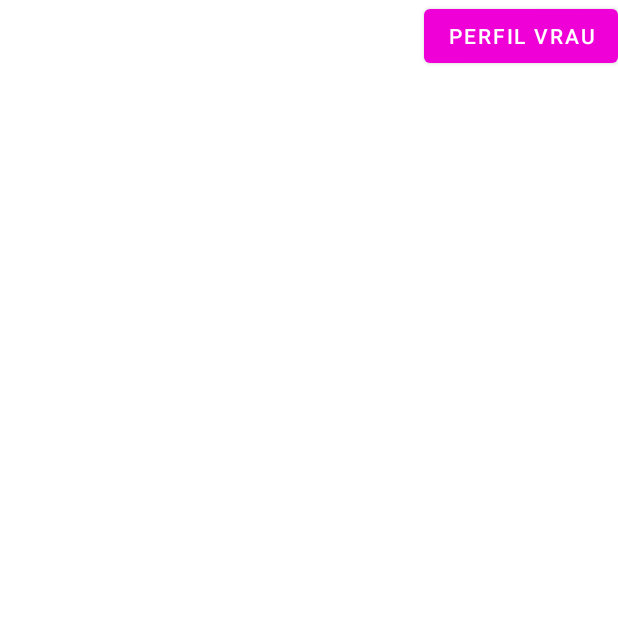
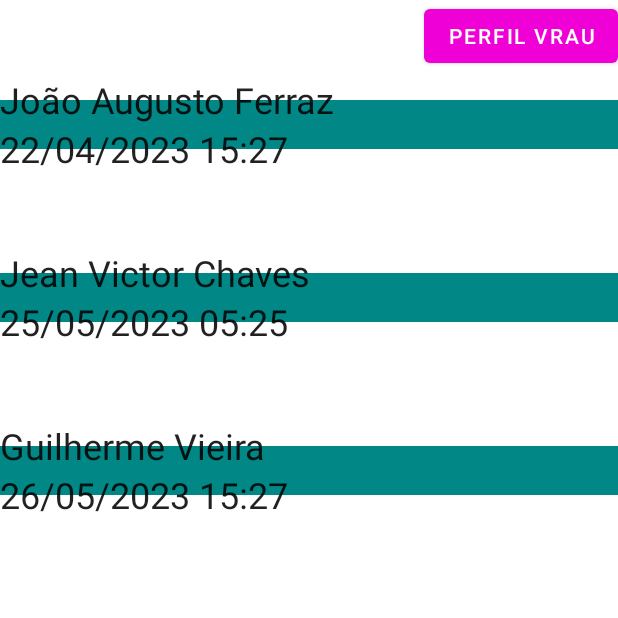
Before and after one commit to Jean2505/Projeto-Integrador-3, an Android app: the screen it shows after launch once a user with an empty profile is signed in (EmergenciaActivity before the commit, EmergenciasActivity after it), on a phone screen of 412 x 824 dp, the top half of it. Run offline under Robolectric (Android 15) with nearby library versions, the phone set to English and light mode, and no system bars; our stand-ins replace Firebase (no records; nobody signed in at launch, a user with empty details on screens opened directly).

Commit message:
Criação do layout de emergência e atualização da lista de emergências na tela principal

```diff
--- a/app/src/main/AndroidManifest.xml
+++ b/app/src/main/AndroidManifest.xml
@@ -12,6 +12,9 @@
         android:theme="@style/Theme.PI3"
         tools:targetApi="31">
         <activity
+            android:name=".EmergenciaActivity"
+            android:exported="false" />
+        <activity
             android:name=".PerfilActivity"
             android:exported="false" />
         <activity
@@ -24,7 +27,7 @@
             </intent-filter>
         </activity>
         <activity
-            android:name=".EmergenciaActivity"
+            android:name=".EmergenciasActivity"
             android:exported="false" />
         <activity
             android:name=".LoginActivity"
--- a/app/src/main/java/br/edu/puccampinas/pi3/Emergencia.kt
+++ b/app/src/main/java/br/edu/puccampinas/pi3/Emergencia.kt
@@ -1,3 +1,9 @@
 package br.edu.puccampinas.pi3
 
-data class Emergencia(val nome : String, val telefone : String, val fotos : String, val status : String, val dataHora : String)
+data class Emergencia(val nome : String,
+                      val telefone : String,
+                      val foto1 : String,
+                      val foto2 : String,
+                      val foto3 : String,
+                      val status : String,
+                      val dataHora : String)
--- a/app/src/main/java/br/edu/puccampinas/pi3/EmergenciaDataSource.kt
+++ b/app/src/main/java/br/edu/puccampinas/pi3/EmergenciaDataSource.kt
@@ -2,6 +2,28 @@ package br.edu.puccampinas.pi3
 
 fun emergenciaList(): List<Emergencia>{
     return listOf(
+        Emergencia(nome = "João Augusto Ferraz",
+            telefone = "11111-1111",
+            foto1 = "cywhrvbuyewb",
+            foto2 = "cbhewvcbuye",
+            foto3 = "cbhuredbcuj",
+            status = "Nova",
+            dataHora = "22/04/2023 15:27"),
 
+        Emergencia(nome = "Jean Victor Chaves",
+            telefone = "22222-2222",
+            foto1 = "cywhrvbuyewb",
+            foto2 = "cbhewvcbuye",
+            foto3 = "cbhuredbcuj",
+            status = "Nova",
+            dataHora = "25/05/2023 05:25"),
+
+        Emergencia(nome = "Guilherme Vieira",
+            telefone = "33333-3333",
+            foto1 = "cywhrvbuyewb",
+            foto2 = "cbhewvcbuye",
+            foto3 = "cbhuredbcuj",
+            status = "Nova",
+            dataHora = "26/05/2023 15:27")
     )
 }
--- /dev/null
+++ b/app/src/main/java/br/edu/puccampinas/pi3/EmergenciasActivity.kt
@@ -0,0 +1,33 @@
+package br.edu.puccampinas.pi3
+
+import android.content.Intent
+import androidx.appcompat.app.AppCompatActivity
+import android.os.Bundle
+import androidx.recyclerview.widget.RecyclerView
+import br.edu.puccampinas.pi3.databinding.ActivityEmergenciasBinding
+
+class EmergenciasActivity : AppCompatActivity() {
+
+    private lateinit var binding: ActivityEmergenciasBinding
+
+    override fun onCreate(savedInstanceState: Bundle?) {
+        super.onCreate(savedInstanceState)
+        setContentView(R.layout.activity_emergencias)
+
+        binding = ActivityEmergenciasBinding.inflate(layoutInflater)
+        setContentView(binding.root)
+
+        val dataSetDeTarefas = emergenciaList()
+        val EmerAdapter = EmergenciasAdapter(dataSetDeTarefas)
+        val recyclerView: RecyclerView = findViewById(R.id.rvEmergencias)
+        recyclerView.adapter = EmerAdapter
+
+        binding.btnPerfil.setOnClickListener{
+            intent.getStringExtra("email")
+
+            val iPerfil = Intent(this, PerfilActivity::class.java)
+            iPerfil.putExtra("email", intent.getStringExtra("email"))
+            this.startActivity(iPerfil)
+        }
+    }
+}
--- a/app/src/main/java/br/edu/puccampinas/pi3/EmergenciasAdapter.kt
+++ b/app/src/main/java/br/edu/puccampinas/pi3/EmergenciasAdapter.kt
@@ -1,8 +1,10 @@
 package br.edu.puccampinas.pi3
 
+import android.content.Intent
 import android.view.LayoutInflater
 import android.view.View
 import android.view.ViewGroup
+import android.widget.Toast
 import androidx.appcompat.widget.AppCompatCheckBox
 import androidx.appcompat.widget.AppCompatTextView
 import androidx.recyclerview.widget.DiffUtil
@@ -13,13 +15,34 @@ class EmergenciasAdapter(private val dataSet: List<Emergencia>):
     ListAdapter<Emergencia, EmergenciasAdapter.EmergenciaViewHolder>(EmergenciaDiffCallback) {
         class EmergenciaViewHolder(itemView: View) :
             RecyclerView.ViewHolder(itemView) {
-            private val EmergenciaTextView: AppCompatTextView = itemView.findViewById(R.id.tvEmergencia)
+            private val EmergenciaTextView: AppCompatTextView = itemView.findViewById(R.id.tvNome)
             private var emergenciaAtual: Emergencia? = null
+            private val TesteTextView: AppCompatTextView = itemView.findViewById(R.id.tvData)
+            private val BlocoTextView: AppCompatTextView = itemView.findViewById(R.id.tvBloco)
 
             fun bind(t: Emergencia) {
                 emergenciaAtual = t
                 EmergenciaTextView.text = t.nome
+                TesteTextView.text = t.dataHora
+                BlocoTextView.setOnClickListener {
+                    Toast.makeText(itemView.context, "Funcionou!!!!!!!!!!!!!!!!!!!!", Toast.LENGTH_SHORT).show()
+
+                    val iEmergencia = Intent(itemView.context,EmergenciaActivity::class.java)
+                    iEmergencia.putExtra("nome",t.nome)
+                    iEmergencia.putExtra("telefone",t.telefone)
+                    iEmergencia.putExtra("foto1",t.foto1)
+                    iEmergencia.putExtra("foto2",t.foto2)
+                    iEmergencia.putExtra("foto3",t.foto3)
+                    iEmergencia.putExtra("status",t.status)
+                    iEmergencia.putExtra("dataHora",t.dataHora)
+
+                    itemView.context.startActivity(iEmergencia)
+                }
+
             }
+
+
+
         }
         override fun onCreateViewHolder(parent: ViewGroup, viewType: Int): EmergenciaViewHolder {
             val view = LayoutInflater.from(parent.context)
--- a/app/src/main/java/br/edu/puccampinas/pi3/LoadingActivity.kt
+++ b/app/src/main/java/br/edu/puccampinas/pi3/LoadingActivity.kt
@@ -22,13 +22,13 @@ class LoadingActivity : AppCompatActivity() {
 
     public override fun onStart() {
         super.onStart()
-        Firebase.auth.signOut()
+        // Firebase.auth.signOut()
         // Check if user is signed in (non-null) and update UI accordingly.
         val currentUser = auth.currentUser
         if(currentUser != null){
             Toast.makeText(this, "qualquer coisa que eu quiser", Toast.LENGTH_SHORT).show()
 
-            val iLogado = Intent(this,EmergenciaActivity::class.java)
+            val iLogado = Intent(this,EmergenciasActivity::class.java)
 
             iLogado.putExtra("email", currentUser.email)
             this.startActivity(iLogado)
--- a/app/src/main/java/br/edu/puccampinas/pi3/LoginActivity.kt
+++ b/app/src/main/java/br/edu/puccampinas/pi3/LoginActivity.kt
@@ -5,7 +5,6 @@ import android.os.Bundle
 import android.widget.Toast
 import androidx.appcompat.app.AppCompatActivity
 import br.edu.puccampinas.pi3.databinding.ActivityLoginBinding
-import com.google.firebase.FirebaseException
 import com.google.firebase.auth.FirebaseAuth
 import com.google.firebase.auth.ktx.auth
 import com.google.firebase.ktx.Firebase
@@ -33,7 +32,7 @@ class LoginActivity : AppCompatActivity() {
                 .addOnCompleteListener(this) { task ->
                     if (task.isSuccessful) {
                         val user = auth.currentUser
-                        val iLogado = Intent(this, EmergenciaActivity::class.java)
+                        val iLogado = Intent(this, EmergenciasActivity::class.java)
                         if (user != null) {
                             iLogado.putExtra("email", user.email)
                             this.startActivity(iLogado)
--- /dev/null
+++ b/app/src/main/res/layout/activity_emergencias.xml
@@ -0,0 +1,24 @@
+<?xml version="1.0" encoding="utf-8"?>
+<androidx.constraintlayout.widget.ConstraintLayout xmlns:android="http://schemas.android.com/apk/res/android"
+    xmlns:app="http://schemas.android.com/apk/res-auto"
+    xmlns:tools="http://schemas.android.com/tools"
+    android:layout_width="match_parent"
+    android:layout_height="match_parent"
+    tools:context=".EmergenciasActivity">
+
+    <Button
+        android:id="@+id/btnPerfil"
+        android:layout_width="wrap_content"
+        android:layout_height="wrap_content"
+        android:text="PERFIL VRAU"
+        app:layout_constraintEnd_toEndOf="parent"
+        app:layout_constraintTop_toTopOf="parent"/>
+
+    <androidx.recyclerview.widget.RecyclerView
+        android:id="@+id/rvEmergencias"
+        android:layout_width="match_parent"
+        android:layout_height="match_parent"
+        app:layoutManager="LinearLayoutManager"
+        app:layout_constraintTop_toBottomOf="@id/btnPerfil"/>
+
+</androidx.constraintlayout.widget.ConstraintLayout>
--- a/app/src/main/res/layout/emergencia_item.xml
+++ b/app/src/main/res/layout/emergencia_item.xml
@@ -3,16 +3,35 @@
     xmlns:android="http://schemas.android.com/apk/res/android"
     xmlns:app="http://schemas.android.com/apk/res-auto"
     android:layout_width="match_parent"
-    android:layout_height="match_parent">
+    android:layout_height="wrap_content">
 
     <TextView
-        android:id="@+id/tvEmergencia"
+        android:id="@+id/tvBloco"
+        android:layout_width="match_parent"
+        android:layout_height="match_parent"
+        android:textAppearance="?attr/textAppearanceHeadline5"
+        android:background="@color/teal_700"
+        app:layout_constraintTop_toTopOf="parent"
+        app:layout_constraintBottom_toBottomOf="parent"
+        android:layout_marginTop="50dp"
+        app:layout_constraintStart_toStartOf="parent" />
+
+    <TextView
+        android:id="@+id/tvNome"
         android:layout_width="wrap_content"
         android:layout_height="wrap_content"
         android:textAppearance="?attr/textAppearanceHeadline5"
         app:layout_constraintTop_toTopOf="parent"
-        app:layout_constraintBottom_toBottomOf="parent"
-        app:layout_constraintStart_toStartOf="parent"
-        app:layout_constraintEnd_toEndOf="parent" />
+        android:layout_marginTop="50dp"
+        app:layout_constraintStart_toStartOf="parent" />
+
+    <TextView
+        android:id="@+id/tvData"
+        android:layout_width="wrap_content"
+        android:layout_height="wrap_content"
+        android:textAppearance="?attr/textAppearanceHeadline5"
+        app:layout_constraintTop_toBottomOf="@id/tvNome"
+        app:layout_constraintStart_toStartOf="@id/tvNome"/>
+
 
 </androidx.constraintlayout.widget.ConstraintLayout>
```
Also changed, not shown: app/src/main/java/br/edu/puccampinas/pi3/EmergenciaActivity.kt (+8 -16 lines), app/src/main/res/layout/activity_emergencia.xml (+46 -10 lines).
